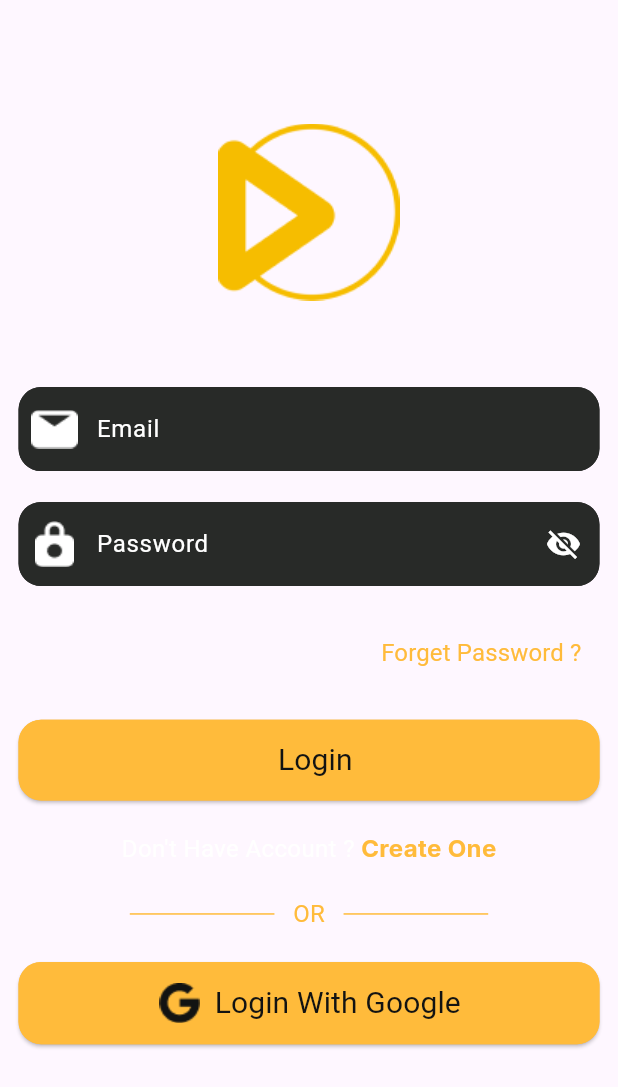
After one commit to marinageorge225/movie_application, a Flutter app: the LoginView screen opened directly, on a phone screen of 412 x 824 dp. The commit adds this screen. Shown: the top 1087 px of the screen. Run offline on Flutter 3.47's test engine with Material 3 defaults, Android fonts, the phone set to English and light mode, and no system bars; our stand-ins replace google_fonts, introduction_screen, shared_preferences; missing offline and left inert: dart:ffi; accounts and stored records are empty; generated files the repository leaves out were written again.

Commit message:
Added login screen view (UI).

```diff
--- /dev/null
+++ b/lib/ui/auth/login/login_view.dart
@@ -0,0 +1,101 @@
+import 'package:flutter/gestures.dart';
+import 'package:flutter/material.dart';
+import 'package:graduation_movie_app/ui/custom%20widgets/custom_elevated_button.dart';
+import 'package:graduation_movie_app/ui/custom%20widgets/custom_text_field.dart';
+import 'package:graduation_movie_app/utils/app_color.dart';
+import 'package:graduation_movie_app/utils/app_styles.dart';
+import 'package:graduation_movie_app/utils/assets_manager.dart';
+
+class LoginView extends StatelessWidget {
+  static const String routeName = 'Login_screen';
+
+  @override
+  Widget build(BuildContext context) {
+    var height = MediaQuery.of(context).size.height;
+    var width = MediaQuery.of(context).size.width;
+    return Scaffold(
+      body: Padding(
+        padding: EdgeInsets.symmetric(horizontal: height * 0.015, vertical: height * 0.1),
+        child: Column(
+          spacing: height * 0.025,
+          children: [
+            Image.asset(AssetsManager.loginScreenImage,),
+
+            SizedBox(height: height * 0.02,),
+
+            CustomTextField(
+              prefixIcon: ImageIcon(AssetImage(AssetsManager.emailIcon)),
+              hintText: 'Email',
+            ),
+
+            CustomTextField(
+              prefixIcon: ImageIcon(AssetImage(AssetsManager.passwordIcon)),
+              hintText: 'Password',
+              suffixIcon: Icon(Icons.visibility_off),
+            ),
+
+            TextButton(
+                onPressed: (){},
+                child: Align(
+                  alignment: Alignment.centerRight,
+                  child: Text('Forget Password ?',
+                  style: AppStyles.regular16OrangeRoboto,),
+                )),
+
+            CustomElevatedButton(
+                buttonOnClick: (){},
+                buttonTitle: 'Login'),
+
+            Text.rich(TextSpan(children: [
+              TextSpan(
+                  text: "Don't Have Account ? ",
+                  style:  AppStyles.regular16WhiteRoboto),
+              TextSpan(
+                  recognizer: TapGestureRecognizer()
+                    ..onTap = () {},
+                  text: 'Create One',
+                  style: AppStyles.bold16Orange)
+            ])),
+
+            Row(
+              children: [
+                Expanded(
+                  child: Divider(
+                    color: AppColors.orangeColor,
+                    indent: width * 0.18,
+                    endIndent: width * 0.03,
+                  ),
+                ),
+                Text('OR',
+                style: AppStyles.regular16OrangeRoboto,),
+                Expanded(
+                  child: Divider(
+                    color: AppColors.orangeColor,
+                    indent: width * 0.03,
+                    endIndent: width * 0.18,
+                  ),
+                ),
+              ],
+            ),
+
+            CustomElevatedButton(
+                buttonOnClick: (){},
+                buttonIcon: ImageIcon(AssetImage(AssetsManager.googleIcon),
+                size: 30,
+                color: AppColors.blackColor,),
+                buttonTitle: 'Login With Google'),
+
+            Container(
+              child: Row(
+                children: [
+
+                ],
+              )
+            ),
+
+          ],
+        ),
+      ),
+    );
+  }
+}
--- /dev/null
+++ b/lib/ui/custom widgets/custom_elevated_button.dart
@@ -0,0 +1,48 @@
+import 'package:flutter/material.dart';
+import 'package:graduation_movie_app/utils/app_color.dart';
+import 'package:graduation_movie_app/utils/app_styles.dart';
+
+class CustomElevatedButton extends StatelessWidget {
+  Function buttonOnClick;
+  String buttonTitle;
+  Widget? buttonIcon;
+  Color buttonColor;
+  TextStyle? buttonTitleStyle;
+
+  CustomElevatedButton(
+      {required this.buttonOnClick,
+        required this.buttonTitle,
+        this.buttonTitleStyle,
+        this.buttonIcon,
+        this.buttonColor = AppColors.orangeColor});
+  @override
+  Widget build(BuildContext context) {
+    var height = MediaQuery.of(context).size.height;
+    var width = MediaQuery.of(context).size.width;
+    return ElevatedButton(
+        style: ElevatedButton.styleFrom(
+            backgroundColor: buttonColor,
+            shape: RoundedRectangleBorder(
+                borderRadius: BorderRadius.circular(15),
+                side: const BorderSide(color: AppColors.orangeColor, width: 1.5))),
+        onPressed: () {
+          buttonOnClick();
+        },
+        child: Container(
+          padding: EdgeInsets.symmetric(vertical: height * 0.015),
+          child: Row(
+            mainAxisAlignment: MainAxisAlignment.center,
+            children: [
+              buttonIcon ?? SizedBox(),
+              SizedBox(
+                width: width * 0.02,
+              ),
+              Text(
+                buttonTitle,
+                style: buttonTitleStyle ?? AppStyles.regular20BlackRoboto,
+              ),
+            ],
+          ),
+        ));
+  }
+}
--- /dev/null
+++ b/lib/ui/custom widgets/custom_text_field.dart
@@ -0,0 +1,61 @@
+import 'package:flutter/material.dart';
+import 'package:graduation_movie_app/utils/app_color.dart';
+import 'package:graduation_movie_app/utils/app_styles.dart';
+
+typedef MyValidator = String? Function(String?);
+
+class CustomTextField extends StatelessWidget {
+  Widget? suffixIcon;
+  Widget? prefixIcon;
+  String? hintText;
+  bool obscureText;
+  MyValidator? validator;
+  TextEditingController? controller;
+  CustomTextField(
+      {this.suffixIcon,
+      this.prefixIcon,
+      this.hintText,
+      this.controller,
+      this.obscureText = false,
+      this.validator});
+  @override
+  Widget build(BuildContext context) {
+    return TextFormField(
+      controller: controller,
+      validator: validator,
+      style: AppStyles.regular16WhiteRoboto,
+      obscureText: obscureText,
+      obscuringCharacter: '*',
+      cursorColor: AppColors.orangeColor,
+      decoration: InputDecoration(
+        errorStyle: AppStyles.regular16RedRoboto,
+        suffixIcon: suffixIcon,
+        suffixIconColor: AppColors.whiteColor,
+        prefixIcon: prefixIcon,
+        prefixIconColor: AppColors.whiteColor,
+        hintText: hintText,
+        hintStyle: AppStyles.regular16WhiteRoboto,
+        filled: true,
+        fillColor: AppColors.darkGrayColor,
+        enabledBorder: OutlineInputBorder(
+            borderRadius: BorderRadius.circular(15),
+            borderSide: const BorderSide(
+              color: AppColors.darkGrayColor,
+              width: 2,
+            )),
+        focusedBorder: OutlineInputBorder(
+            borderRadius: BorderRadius.circular(15),
+            borderSide: const BorderSide(
+              color: AppColors.darkGrayColor,
+              width: 2,
+            )),
+        errorBorder: OutlineInputBorder(
+            borderRadius: BorderRadius.circular(15),
+            borderSide: const BorderSide(
+              color: AppColors.redColor,
+              width: 2,
+            )),
+      ),
+    );
+  }
+}
--- a/lib/utils/app_styles.dart
+++ b/lib/utils/app_styles.dart
@@ -2,72 +2,57 @@ import 'package:flutter/material.dart';
 import 'package:google_fonts/google_fonts.dart';
 
 import 'app_color.dart';
-class AppStyles{
-  static TextStyle medium36WhiteInter=GoogleFonts.inter(
-      fontSize: 36,fontWeight: FontWeight.w500
-      ,color: AppColors.whiteColor);
-  static TextStyle regular20TransparentWhiteInter=GoogleFonts.inter(
-      fontSize: 20,fontWeight: FontWeight.w400,
-      color: AppColors.whiteColor.withOpacity(0.6));
-  static TextStyle semiBold20BlackInter=GoogleFonts.inter(
-      fontSize: 20,fontWeight: FontWeight.w600
-      ,color: AppColors.blackColor);
-  static TextStyle semiBold20OrangeInter=GoogleFonts.inter(
-      fontSize: 20,fontWeight: FontWeight.w600
-      ,color: AppColors.orangeColor);
-  static TextStyle bold24WhiteInter=GoogleFonts.inter(
-      fontSize: 24,fontWeight: FontWeight.bold
-      ,color: AppColors.whiteColor);
-  static TextStyle regular20WhiteInter=GoogleFonts.inter(
-      fontSize: 20,fontWeight: FontWeight.w200,
-      color: AppColors.whiteColor);
-  static TextStyle bold20DarkBlackInter=GoogleFonts.inter(
-      fontSize: 20,fontWeight: FontWeight.bold,
-      color: AppColors.darkBlackColor);
-  static TextStyle bold20OrangeInter=GoogleFonts.inter(
-      fontSize: 20,fontWeight: FontWeight.bold,
-      color: AppColors.orangeColor);
 
-  static TextStyle regular16WhiteRoboto=GoogleFonts.roboto(
-      fontSize: 16,fontWeight: FontWeight.w400,
-      color: AppColors.whiteColor);
-  static TextStyle regular15WhiteRoboto=GoogleFonts.roboto(
-      fontSize: 15,fontWeight: FontWeight.w400,
-      color: AppColors.whiteColor);
+class AppStyles {
+  static TextStyle medium36WhiteInter = GoogleFonts.inter(
+      fontSize: 36, fontWeight: FontWeight.w500, color: AppColors.whiteColor);
+  static TextStyle regular20TransparentWhiteInter = GoogleFonts.inter(
+      fontSize: 20, fontWeight: FontWeight.w400, color: AppColors.whiteColor.withOpacity(0.6));
+  static TextStyle semiBold20BlackInter = GoogleFonts.inter(
+      fontSize: 20, fontWeight: FontWeight.w600, color: AppColors.blackColor);
+  static TextStyle semiBold20OrangeInter = GoogleFonts.inter(
+      fontSize: 20, fontWeight: FontWeight.w600, color: AppColors.orangeColor);
+  static TextStyle bold24WhiteInter = GoogleFonts.inter(
+      fontSize: 24, fontWeight: FontWeight.bold, color: AppColors.whiteColor);
 
-  static TextStyle regular16DarkGrayRoboto=GoogleFonts.roboto(
-      fontSize: 16,fontWeight: FontWeight.w400,
+  static TextStyle bold16Orange = GoogleFonts.inter(
+      fontSize: 16, fontWeight: FontWeight.bold, color: AppColors.orangeColor);
+
+  static TextStyle regular20WhiteInter = GoogleFonts.inter(
+      fontSize: 20, fontWeight: FontWeight.w400, color: AppColors.whiteColor);
+  static TextStyle bold20DarkBlackInter = GoogleFonts.inter(
+      fontSize: 20, fontWeight: FontWeight.bold, color: AppColors.darkBlackColor);
+  static TextStyle bold20OrangeInter = GoogleFonts.inter(
+      fontSize: 20, fontWeight: FontWeight.bold, color: AppColors.orangeColor);
+  static TextStyle regular16WhiteRoboto = GoogleFonts.roboto(
+      fontSize: 16, fontWeight: FontWeight.w400, color: AppColors.whiteColor);
+  static TextStyle regular15WhiteRoboto = GoogleFonts.roboto(
+      fontSize: 15, fontWeight: FontWeight.w400, color: AppColors.whiteColor);
+  static TextStyle regular16DarkGrayRoboto = GoogleFonts.roboto(
+      fontSize: 16, fontWeight: FontWeight.w400, color: AppColors.darkGrayColor);
+  static TextStyle regular16RedRoboto = GoogleFonts.roboto(
+      fontSize: 16, fontWeight: FontWeight.w400, color: AppColors.redColor);
+  static TextStyle regular20DarkGrayRoboto = GoogleFonts.roboto(
+      fontSize: 20,
+      fontWeight: FontWeight.w400,
       color: AppColors.darkGrayColor);
-  static TextStyle regular20DarkGrayRoboto=GoogleFonts.roboto(
-      fontSize: 20,fontWeight: FontWeight.w400,
-      color: AppColors.darkGrayColor);
-  static TextStyle regular14OrangeRoboto=GoogleFonts.roboto(
-      fontSize: 14,fontWeight: FontWeight.w400,
-      color: AppColors.orangeColor);
-  static TextStyle regular16OrangeRoboto=GoogleFonts.roboto(
-      fontSize: 16,fontWeight: FontWeight.w400,
-      color: AppColors.orangeColor);
-  static TextStyle regular14WhiteRoboto=GoogleFonts.roboto(
-      fontSize: 14,fontWeight: FontWeight.w400,
-      color: AppColors.whiteColor);
-  static TextStyle regular20WhiteRoboto=GoogleFonts.roboto(
-      fontSize: 20,fontWeight: FontWeight.w400,
-      color: AppColors.whiteColor);
+  static TextStyle regular14OrangeRoboto = GoogleFonts.roboto(
+      fontSize: 14, fontWeight: FontWeight.w400, color: AppColors.orangeColor);
+  static TextStyle regular16OrangeRoboto = GoogleFonts.roboto(
+      fontSize: 16, fontWeight: FontWeight.w400, color: AppColors.orangeColor);
+  static TextStyle regular14WhiteRoboto = GoogleFonts.roboto(
+      fontSize: 14, fontWeight: FontWeight.w400, color: AppColors.whiteColor);
+  static TextStyle regular20WhiteRoboto = GoogleFonts.roboto(
+      fontSize: 20, fontWeight: FontWeight.w400, color: AppColors.whiteColor);
 //extra bold
-  static TextStyle black14OrangeRoboto=GoogleFonts.roboto(
-      fontSize: 14,fontWeight: FontWeight.w900,
-      color: AppColors.orangeColor);
-  static TextStyle regular20BlackRoboto=GoogleFonts.roboto(
-      fontSize: 20,fontWeight: FontWeight.w400,
-      color: AppColors.blackColor);
-  static TextStyle bold24WhiteRoboto=GoogleFonts.roboto(
-      fontSize: 24,fontWeight: FontWeight.bold,
-      color: AppColors.whiteColor);
-  static TextStyle bold36WhiteRoboto=GoogleFonts.roboto(
-      fontSize: 36,fontWeight: FontWeight.bold,
-      color: AppColors.whiteColor);
-  static TextStyle bold20WhiteRoboto=GoogleFonts.roboto(
-      fontSize: 20,fontWeight: FontWeight.bold,
-      color: AppColors.whiteColor);
-
+  static TextStyle black14OrangeRoboto = GoogleFonts.roboto(
+      fontSize: 14, fontWeight: FontWeight.w900, color: AppColors.orangeColor);
+  static TextStyle regular20BlackRoboto = GoogleFonts.roboto(
+      fontSize: 20, fontWeight: FontWeight.w400, color: AppColors.blackColor);
+  static TextStyle bold24WhiteRoboto = GoogleFonts.roboto(
+      fontSize: 24, fontWeight: FontWeight.bold, color: AppColors.whiteColor);
+  static TextStyle bold36WhiteRoboto = GoogleFonts.roboto(
+      fontSize: 36, fontWeight: FontWeight.bold, color: AppColors.whiteColor);
+  static TextStyle bold20WhiteRoboto = GoogleFonts.roboto(
+      fontSize: 20, fontWeight: FontWeight.bold, color: AppColors.whiteColor);
 }
--- /dev/null
+++ b/lib/utils/app_theme.dart
@@ -0,0 +1,8 @@
+import 'package:flutter/material.dart';
+import 'package:graduation_movie_app/utils/app_color.dart';
+
+class AppTheme{
+  static ThemeData themeData = ThemeData(
+    scaffoldBackgroundColor: AppColors.blackColor
+  );
+}
--- a/lib/utils/assets_manager.dart
+++ b/lib/utils/assets_manager.dart
@@ -3,6 +3,7 @@ class AssetsManager{
   static const String splashImage = 'assets/images/splash_image.png';
   static const String brandingImage = 'assets/images/branding_image.png';
   static const String forgetPasswordImage = 'assets/images/forget_password_image.png';
+  static const String loginScreenImage = 'assets/images/login_screen_image.png';
   static const String noItemsFoundImage = 'assets/images/no_items_found.png';
   static const String onboarding1StImage = 'assets/images/on boarding the frist.png';
   static const String onboarding2NdImage = 'assets/images/onboarding_2nd_image.png';
```
Also changed, not shown: assets/images/2.0x/login_screen_image@2x.png (added), assets/images/3.0x/login_screen_image@3x.png (added), assets/images/login_screen_image.png (added), pubspec.lock.
